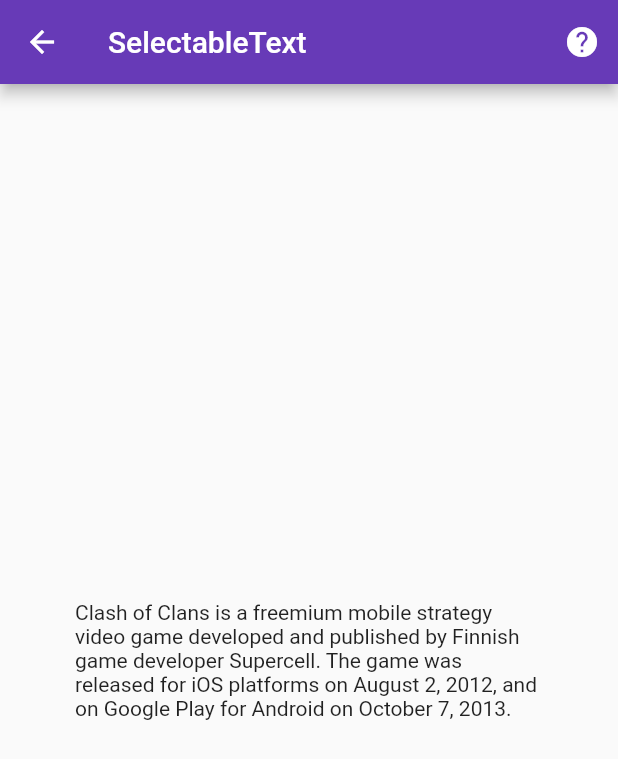
After one commit to sanjay-rb/100-Days-Of-Flutter-Widgets, a Flutter app: the Day55SelectableText screen opened directly, after a tap on the "help" icon, on a phone screen of 412 x 824 dp. The commit adds this screen. Shown: the top 759 px of the screen. Run offline on Flutter 3.47's test engine with Material 2 defaults, Android fonts, the phone set to English and light mode, and no system bars.

Commit message:
Day55 Completed with SelectableText

```diff
--- /dev/null
+++ b/hundred_days_of_flutter_widget/lib/day055_selectable_text.dart
@@ -0,0 +1,58 @@
+import 'package:flutter/material.dart';
+import 'package:url_launcher/url_launcher.dart';
+
+class Day55SelectableText extends StatelessWidget {
+  const Day55SelectableText({Key key}) : super(key: key);
+
+  @override
+  Widget build(BuildContext context) {
+    return Scaffold(
+      body: Center(
+        child: Padding(
+          padding: const EdgeInsets.all(50.0),
+          // ? What is SelectableText....
+          /**
+           * ! SelectableText is the good widget to make tha normal text into selectable one....
+           * ! it can do multiple options like copy, select all, paste, cut....
+           */
+          child: SelectableText(
+            // ! here we added the text....
+            "Clash of Clans is a freemium " +
+                "mobile strategy video game developed and published " +
+                "by Finnish game developer Supercell. " +
+                "The game was released for iOS platforms on August 2, 2012, " +
+                "and on Google Play for Android on October 7, 2013.",
+            enableInteractiveSelection:
+                true, // ! it make the selection view (false - selection invisible) (true - selection visible)....
+            toolbarOptions: ToolbarOptions(
+              // ! [toolbarOptions] is where we give the option and in default it have the copy and selectAll option true....
+              copy: true,
+              cut: true,
+              paste: true,
+              selectAll: true,
+            ),
+          ),
+        ),
+      ),
+      appBar: AppBar(
+        title: Text("SelectableText"),
+        actions: <Widget>[
+          IconButton(
+            icon: Icon(Icons.help),
+            onPressed: () async {
+              const url =
+                  'https://github.com/sanjaysanju618/100-Days-Of-Flutter-Widgets/' +
+                      'blob/master/hundred_days_of_flutter_widget/' +
+                      'lib/day055_selectable_text.dart';
+              if (await canLaunch(url)) {
+                await launch(url);
+              } else {
+                throw 'Could not launch $url';
+              }
+            },
+          )
+        ],
+      ),
+    );
+  }
+}
--- a/hundred_days_of_flutter_widget/lib/main.dart
+++ b/hundred_days_of_flutter_widget/lib/main.dart
@@ -52,6 +52,7 @@ import 'package:hundreddaysofflutterwidget/day051_fractionally_sized_box.dart';
 import 'package:hundreddaysofflutterwidget/day052_list_view.dart';
 import 'package:hundreddaysofflutterwidget/day053_list_tile.dart';
 import 'package:hundreddaysofflutterwidget/day054_container.dart';
+import 'package:hundreddaysofflutterwidget/day055_selectable_text.dart';
 import 'package:hundreddaysofflutterwidget/inherited_widget/day037_inherited_widget.dart';
 
 void main() {
@@ -140,7 +141,8 @@ class _MainPageState extends State<MainPage> {
     "FractionallySizedBox": Day51FractionallySizedBox(),
     "ListView": Day52ListView(),
     "ListTile": Day53ListTile(),
-    "Container": Day54Container()
+    "Container": Day54Container(),
+    "SelectableText": Day55SelectableText()
   };
 
   List _listTitle = [
@@ -197,7 +199,8 @@ class _MainPageState extends State<MainPage> {
     "FractionallySizedBox",
     "ListView",
     "ListTile",
-    "Container"
+    "Container",
+    "SelectableText"
   ];
 
   List fliter = List<String>();
```
Also changed, not shown: 1 other file.
